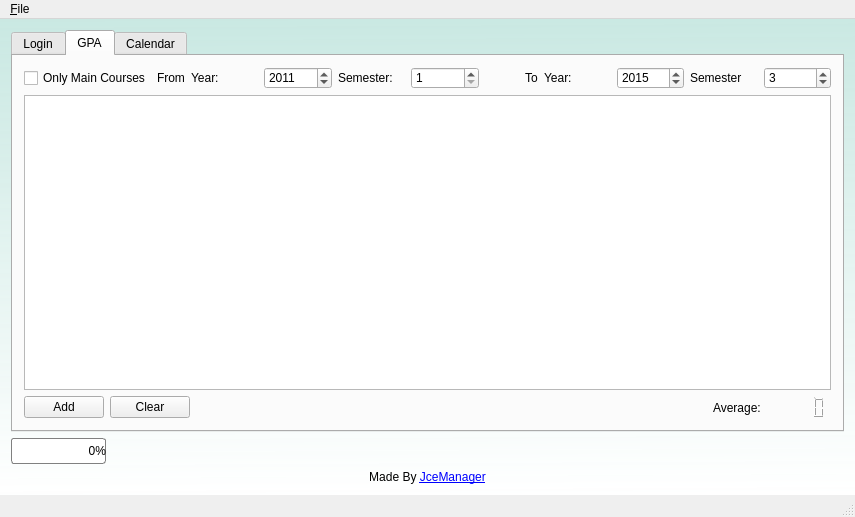
Old version of the form main/mainscreen.ui in the repository liranbg/JCEaverageCalculator.
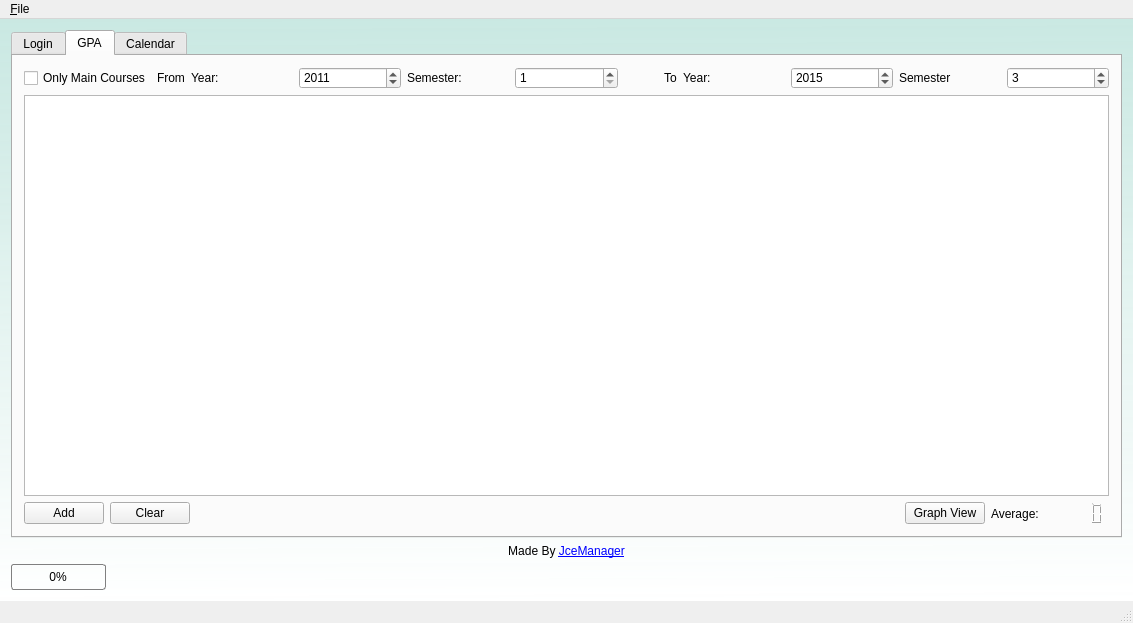
New version of the form. The open tabs and pages were chosen to show the change. Icons and pictures are not drawn.

Diff of the .ui file:
```diff
--- a/main/mainscreen.ui
+++ b/main/mainscreen.ui
@@ -6,8 +6,8 @@
    <rect>
     <x>0</x>
     <y>0</y>
-    <width>855</width>
-    <height>517</height>
+    <width>1133</width>
+    <height>623</height>
    </rect>
   </property>
   <property name="sizePolicy">
@@ -385,6 +385,13 @@
             </item>
             <item>
              <layout class="QHBoxLayout" name="AvghorizontalLayout">
+              <item>
+               <widget class="QPushButton" name="graphButton">
+                <property name="text">
+                 <string>Graph View</string>
+                </property>
+               </widget>
+              </item>
               <item>
                <widget class="QLabel" name="labelAverage">
                 <property name="text">
@@ -629,6 +636,13 @@
       </widget>
      </widget>
     </item>
+    <item>
+     <widget class="QLabel" name="labelMadeBy">
+      <property name="text">
+       <string>&lt;p align=&quot;center&quot;&gt;Made By &lt;a href=&quot;http://liranbg.github.io/JceManager/&quot;&gt;&lt;span style=&quot; text-decoration: underline; color:#0000ff;&quot;&gt;JceManager&lt;/span&gt;&lt;/a&gt;&lt;/p&gt;</string>
+      </property>
+     </widget>
+    </item>
     <item>
      <widget class="QProgressBar" name="progressBar">
       <property name="sizePolicy">
@@ -641,7 +655,7 @@
        <string notr="true">#progressBar::horizontal {
 border: 1px solid gray;
 border-radius: 3px;
-background: white;
+background: transparent;
 padding: 1px;
 }
 #progressBar::chunk:horizontal {
@@ -652,7 +666,7 @@
        <number>0</number>
       </property>
       <property name="alignment">
-       <set>Qt::AlignRight|Qt::AlignTrailing|Qt::AlignVCenter</set>
+       <set>Qt::AlignCenter</set>
       </property>
       <property name="textVisible">
        <bool>true</bool>
@@ -668,13 +682,6 @@
       </property>
      </widget>
     </item>
-    <item>
-     <widget class="QLabel" name="labelMadeBy">
-      <property name="text">
-       <string>&lt;p align=&quot;center&quot;&gt;Made By &lt;a href=&quot;http://liranbg.github.io/JceManager/&quot;&gt;&lt;span style=&quot; text-decoration: underline; color:#0000ff;&quot;&gt;JceManager&lt;/span&gt;&lt;/a&gt;&lt;/p&gt;</string>
-      </property>
-     </widget>
-    </item>
    </layout>
   </widget>
   <widget class="QMenuBar" name="menuBar">
@@ -682,8 +689,8 @@
     <rect>
      <x>0</x>
      <y>0</y>
-     <width>855</width>
-     <height>21</height>
+     <width>1133</width>
+     <height>22</height>
     </rect>
    </property>
    <widget class="QMenu" name="menuA_about">
```
Left out of the diff: 2 changed lines with no effect on the pictures.
